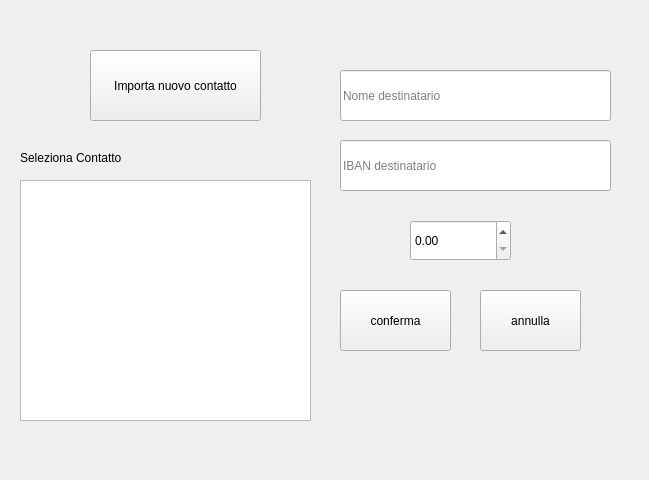
Before: the Qt Designer form transferdialog.ui in AndreaDiPietro0/BankAccount_DiPietro, drawn with Qt 5.
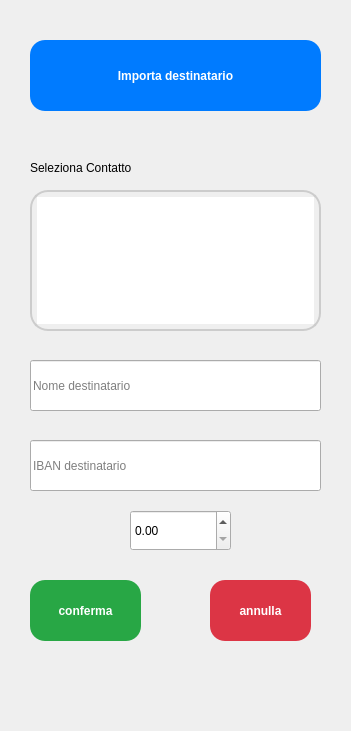
After: the same form once the commit is applied.

Diff of the .ui file:
```diff
--- a/transferdialog.ui
+++ b/transferdialog.ui
@@ -6,8 +6,8 @@
    <rect>
     <x>0</x>
     <y>0</y>
-    <width>649</width>
-    <height>480</height>
+    <width>351</width>
+    <height>731</height>
    </rect>
   </property>
   <property name="windowTitle">
@@ -16,18 +16,41 @@
   <widget class="QListWidget" name="listContatti">
    <property name="geometry">
     <rect>
-     <x>20</x>
-     <y>180</y>
+     <x>30</x>
+     <y>190</y>
      <width>291</width>
-     <height>241</height>
+     <height>141</height>
     </rect>
    </property>
+   <property name="styleSheet">
+    <string notr="true">QListWidget {
+    border: 2px solid #ccc;   /* Bordo color Celeste Ghiaccio (o usa #ccc per grigio) */
+    border-radius: 18px;         
+    padding: 5px;               
+    outline: none;            
+}
+
+QListWidget::item {
+    padding: 8px;                /* spazio per rendere le righe più alte e cliccabili */
+    border-radius: 10px;        
+    margin-bottom: 2px;          /* spazio tra un nome e l'altro */
+}
+
+QListWidget::item:hover {
+    background-color: #f0f8ff;   /
+}
+
+QListWidget::item:selected {
+    background-color: #007BFF;   
+    color: white;                
+}</string>
+   </property>
   </widget>
   <widget class="QLabel" name="label">
    <property name="geometry">
     <rect>
-     <x>20</x>
-     <y>150</y>
+     <x>30</x>
+     <y>160</y>
      <width>141</width>
      <height>16</height>
     </rect>
@@ -39,8 +62,8 @@
   <widget class="QDoubleSpinBox" name="spinAmount">
    <property name="geometry">
     <rect>
-     <x>410</x>
-     <y>220</y>
+     <x>130</x>
+     <y>510</y>
      <width>101</width>
      <height>41</height>
     </rect>
@@ -52,9 +75,9 @@
   <widget class="QLineEdit" name="editNome">
    <property name="geometry">
     <rect>
-     <x>340</x>
-     <y>70</y>
-     <width>271</width>
+     <x>30</x>
+     <y>360</y>
+     <width>291</width>
      <height>51</height>
     </rect>
    </property>
@@ -68,9 +91,9 @@
   <widget class="QLineEdit" name="editIban">
    <property name="geometry">
     <rect>
-     <x>340</x>
-     <y>140</y>
-     <width>271</width>
+     <x>30</x>
+     <y>440</y>
+     <width>291</width>
      <height>51</height>
     </rect>
    </property>
@@ -84,12 +107,30 @@
   <widget class="QPushButton" name="btnOk">
    <property name="geometry">
     <rect>
-     <x>340</x>
-     <y>290</y>
+     <x>30</x>
+     <y>580</y>
      <width>111</width>
      <height>61</height>
     </rect>
    </property>
+   <property name="styleSheet">
+    <string notr="true">QPushButton {
+    background-color: #28a745;  
+    color: white;             
+    border-radius: 15px;        
+    padding: 10px;             
+    font-weight: bold;
+    border: none;
+}
+
+QPushButton:hover {
+    background-color: #218838;  
+}
+
+QPushButton:pressed {
+    background-color: #1e7e34;  
+}</string>
+   </property>
    <property name="text">
     <string>conferma</string>
    </property>
@@ -97,12 +138,30 @@
   <widget class="QPushButton" name="btnCancel">
    <property name="geometry">
     <rect>
-     <x>480</x>
-     <y>290</y>
+     <x>210</x>
+     <y>580</y>
      <width>101</width>
      <height>61</height>
     </rect>
    </property>
+   <property name="styleSheet">
+    <string notr="true">QPushButton {
+    background-color: #dc3545; 
+    color: white;           
+    border-radius: 15px;        
+    padding: 10px;             
+    font-weight: bold;
+    border: none;
+}
+
+QPushButton:hover {
+    background-color: #c82333;  
+}
+
+QPushButton:pressed {
+    background-color: #bd2130; 
+}</string>
+   </property>
    <property name="text">
     <string>annulla</string>
    </property>
@@ -110,14 +169,32 @@
   <widget class="QPushButton" name="btnImportContact">
    <property name="geometry">
     <rect>
-     <x>90</x>
-     <y>50</y>
-     <width>171</width>
+     <x>30</x>
+     <y>40</y>
+     <width>291</width>
      <height>71</height>
     </rect>
    </property>
+   <property name="styleSheet">
+    <string notr="true">QPushButton {
+    background-color: #007BFF;  
+    color: white;             
+    border-radius: 15px;        
+    padding: 10px;             
+    font-weight: bold;
+    border: none;
+}
+
+QPushButton:hover {
+    background-color: #0056b3;  
+}
+
+QPushButton:pressed {
+    background-color: #004085;  
+}</string>
+   </property>
    <property name="text">
-    <string>Importa nuovo contatto</string>
+    <string>Importa destinatario</string>
    </property>
   </widget>
  </widget>
```
